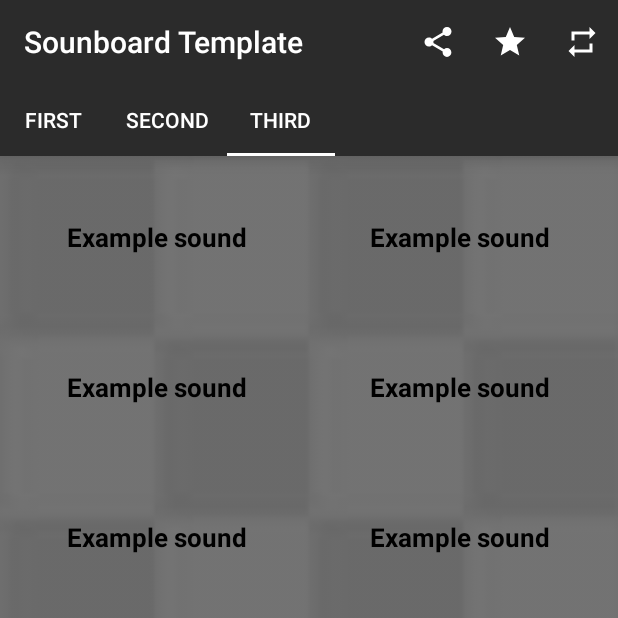
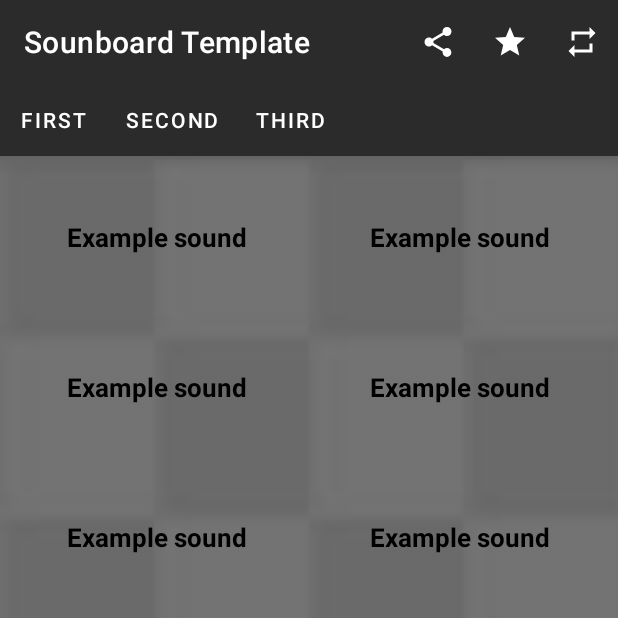
Before and after one commit to ZephyrVentum/Soundboard-Template, an Android app: the screen it shows after launch (StartActivity), tab 3 chosen, on a phone screen of 412 x 824 dp, the top half of it. Run offline under Robolectric (Android 15) with nearby library versions, the phone set to English and light mode, and no system bars; our stand-ins replace AdMob, data binding; libraries missing offline, so code that uses them is left out: com.makeramen.roundedimageview; pictures from the network do not load; 22 statements that could not run were skipped.

Commit message:
changed theme

```diff
--- a/sample/src/main/res/values/styles.xml
+++ b/sample/src/main/res/values/styles.xml
@@ -1,6 +1,6 @@
 <resources>
     <!-- Base application theme. -->
-    <style name="AppTheme" parent="Theme.AppCompat.Light.NoActionBar">
+    <style name="AppTheme" parent="Theme.MaterialComponents.NoActionBar">
         <!-- Customize your theme here. -->
         <item name="colorPrimary">@color/colorPrimary</item>
         <item name="colorPrimaryDark">@color/colorPrimaryDark</item>
--- a/soundboard-template/src/main/AndroidManifest.xml
+++ b/soundboard-template/src/main/AndroidManifest.xml
@@ -3,5 +3,8 @@
     <uses-permission android:name="android.permission.WRITE_EXTERNAL_STORAGE" />
     <uses-permission android:name="android.permission.INTERNET" />
     <application>
+        <uses-library
+            android:name="org.apache.http.legacy"
+            android:required="false" />
     </application>
 </manifest>
--- a/soundboard-template/src/main/res/values/styles.xml
+++ b/soundboard-template/src/main/res/values/styles.xml
@@ -1,6 +1,6 @@
 <resources>
     <!-- Base application theme. -->
-    <style name="AppTheme" parent="Theme.AppCompat.Light.NoActionBar">
+    <style name="AppTheme" parent="Theme.MaterialComponents.NoActionBar">
         <!-- Customize your theme here. -->
         <item name="colorPrimary">@color/colorPrimary</item>
         <item name="colorPrimaryDark">@color/colorPrimaryDark</item>
```
